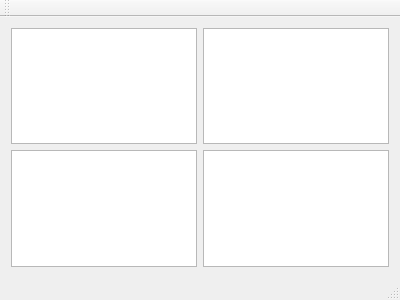
This is documentmodel-1/mainwindow.ui in chgans/leda-playground as Qt 5 draws it before an edit. The edited form follows.
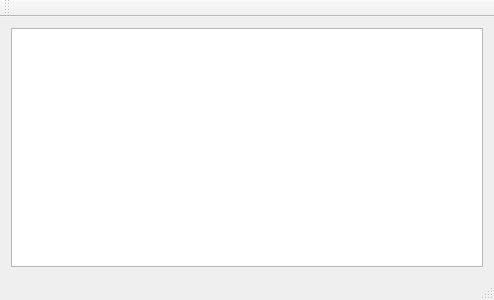
This is the edited form.

The edit to the form file:
```diff
--- a/documentmodel-1/mainwindow.ui
+++ b/documentmodel-1/mainwindow.ui
@@ -6,7 +6,7 @@
    <rect>
     <x>0</x>
     <y>0</y>
-    <width>400</width>
+    <width>494</width>
     <height>300</height>
    </rect>
   </property>
@@ -14,19 +14,10 @@
    <string>MainWindow</string>
   </property>
   <widget class="QWidget" name="centralWidget">
-   <layout class="QGridLayout" name="gridLayout">
-    <item row="0" column="0">
+   <layout class="QVBoxLayout" name="verticalLayout">
+    <item>
      <widget class="QColumnView" name="columnView"/>
     </item>
-    <item row="1" column="0">
-     <widget class="QTableView" name="tableView"/>
-    </item>
-    <item row="0" column="1">
-     <widget class="QTreeView" name="treeView"/>
-    </item>
-    <item row="1" column="1">
-     <widget class="QListView" name="listView"/>
-    </item>
    </layout>
   </widget>
   <widget class="QMenuBar" name="menuBar">
```
Left out of the diff: 4 changed lines with no effect on the pictures.
